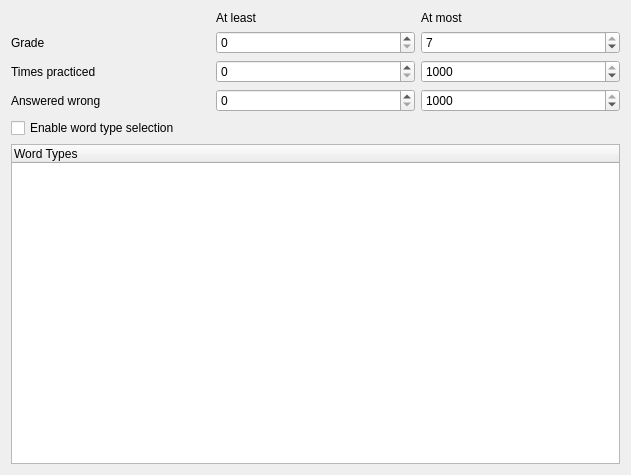
KDE/parley, file src/configure-practice/thresholdoptions.ui: the form before one commit.
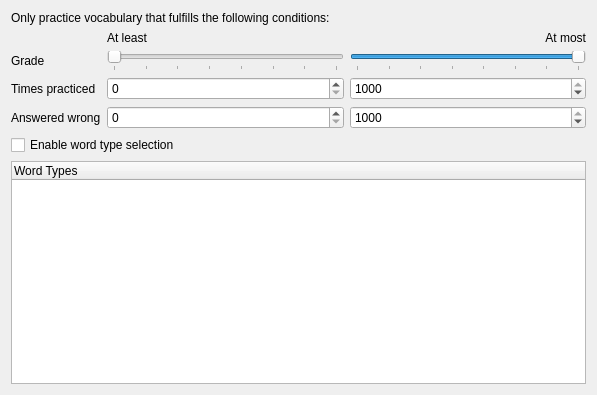
The form after the commit. Custom widgets are drawn as their Qt base class.

Commit message: Add a hinttext to explain what the threshold page does. Try using sliders instead of numinput. Thanks YodaTheCoda ;)

What changed in the file:
```diff
--- a/src/configure-practice/thresholdoptions.ui
+++ b/src/configure-practice/thresholdoptions.ui
@@ -5,11 +5,18 @@
    <rect>
     <x>0</x>
     <y>0</y>
-    <width>631</width>
-    <height>475</height>
+    <width>597</width>
+    <height>395</height>
    </rect>
   </property>
   <layout class="QVBoxLayout" >
+   <item>
+    <widget class="QLabel" name="label_8" >
+     <property name="text" >
+      <string>Only practice vocabulary that fulfills the following conditions:</string>
+     </property>
+    </widget>
+   </item>
    <item>
     <layout class="QGridLayout" >
      <item row="0" column="1" >
@@ -24,6 +31,9 @@
        <property name="text" >
         <string>At most</string>
        </property>
+       <property name="alignment" >
+        <set>Qt::AlignRight|Qt::AlignTrailing|Qt::AlignVCenter</set>
+       </property>
       </widget>
      </item>
      <item row="1" column="0" >
@@ -33,23 +43,6 @@
        </property>
       </widget>
      </item>
-     <item row="1" column="1" >
-      <widget class="KIntSpinBox" name="kcfg_PracticeMinimumGrade" >
-       <property name="maximum" >
-        <number>7</number>
-       </property>
-      </widget>
-     </item>
-     <item row="1" column="2" >
-      <widget class="KIntSpinBox" name="kcfg_PracticeMaximumGrade" >
-       <property name="maximum" >
-        <number>7</number>
-       </property>
-       <property name="value" >
-        <number>7</number>
-       </property>
-      </widget>
-     </item>
      <item row="2" column="0" >
       <widget class="QLabel" name="label_4" >
        <property name="text" >
@@ -98,6 +91,50 @@
        </property>
       </widget>
      </item>
+     <item row="1" column="1" >
+      <widget class="QSlider" name="kcfg_PracticeMinimumGrade" >
+       <property name="maximum" >
+        <number>7</number>
+       </property>
+       <property name="pageStep" >
+        <number>8</number>
+       </property>
+       <property name="sliderPosition" >
+        <number>0</number>
+       </property>
+       <property name="orientation" >
+        <enum>Qt::Horizontal</enum>
+       </property>
+       <property name="tickPosition" >
+        <enum>QSlider::TicksBelow</enum>
+       </property>
+       <property name="tickInterval" >
+        <number>1</number>
+       </property>
+      </widget>
+     </item>
+     <item row="1" column="2" >
+      <widget class="QSlider" name="kcfg_PracticeMaximumGrade" >
+       <property name="maximum" >
+        <number>7</number>
+       </property>
+       <property name="pageStep" >
+        <number>8</number>
+       </property>
+       <property name="value" >
+        <number>7</number>
+       </property>
+       <property name="orientation" >
+        <enum>Qt::Horizontal</enum>
+       </property>
+       <property name="tickPosition" >
+        <enum>QSlider::TicksBelow</enum>
+       </property>
+       <property name="tickInterval" >
+        <number>1</number>
+       </property>
+      </widget>
+     </item>
     </layout>
    </item>
    <item>
```
